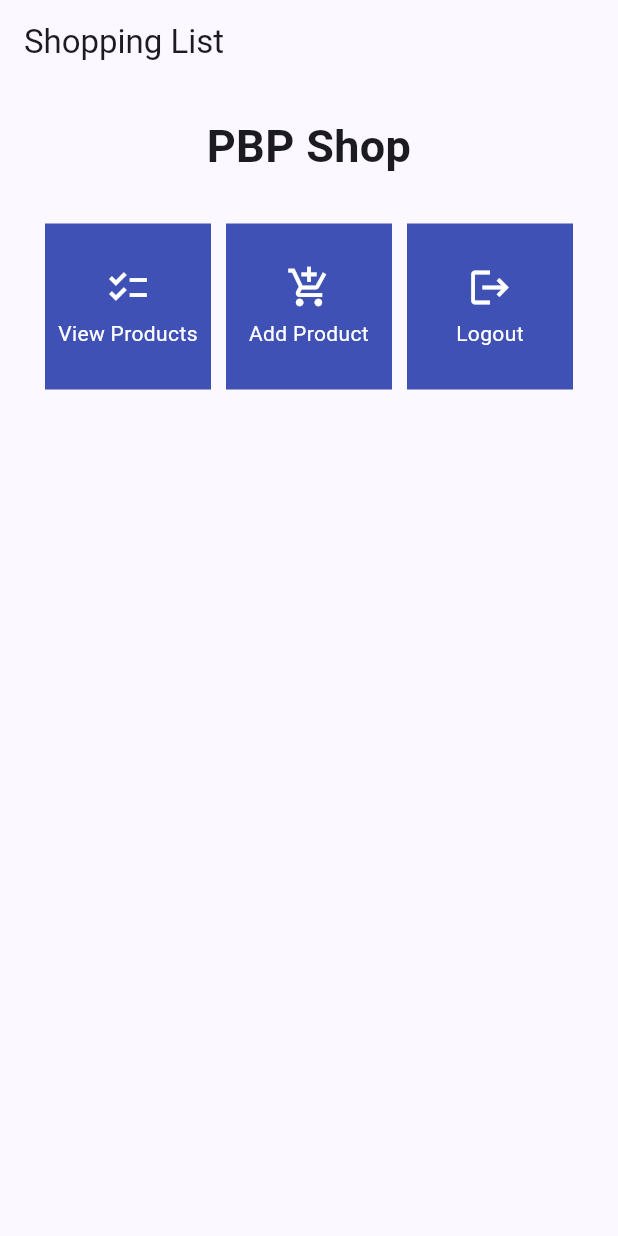
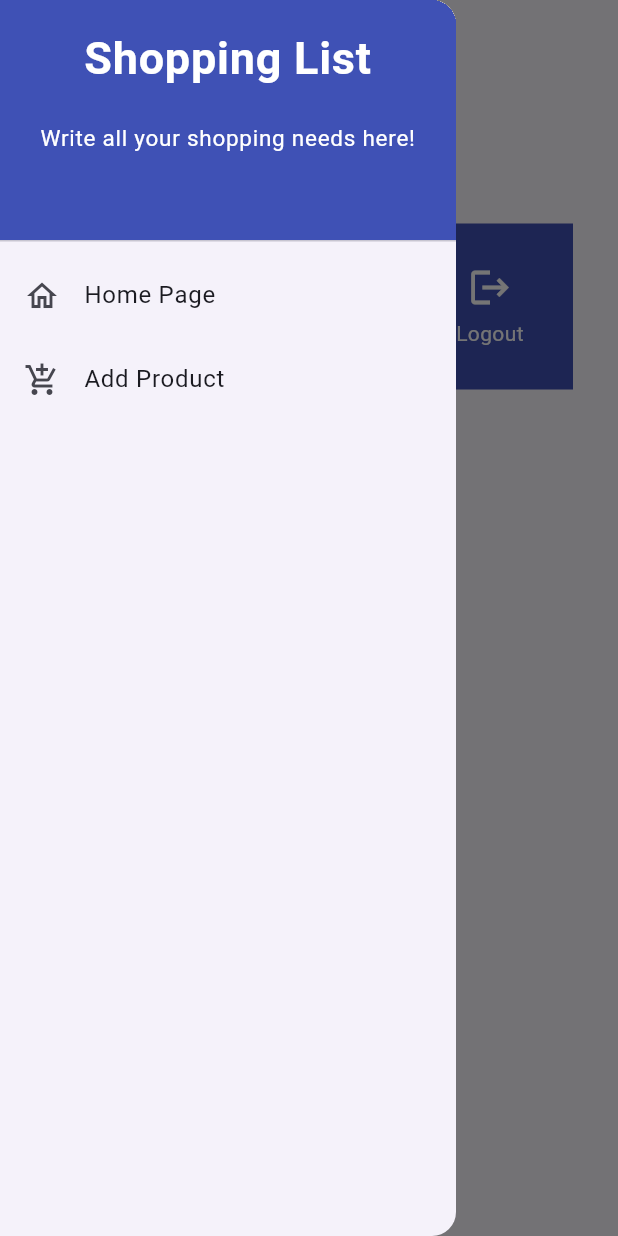
Before and after one commit to Revaldyhfz/shopping_list_mobile, a Flutter app: the screen it shows after launch, with the side drawer open (before the commit the screen has no drawer), on a phone screen of 412 x 824 dp. Run offline on Flutter 3.47's test engine with Material 2 defaults, Android fonts, the phone set to English and light mode, and no system bars.

Commit message:
Tutorial 7

```diff
--- a/lib/main.dart
+++ b/lib/main.dart
@@ -1,5 +1,5 @@
 import 'package:flutter/material.dart';
-import 'package:shopping_list/menu.dart';
+import 'package:shopping_list/screens/menu.dart';
 
 void main() {
   runApp(const MyApp());
--- a/lib/menu.dart
+++ b/lib/screens/menu.dart
@@ -1,4 +1,7 @@
 import 'package:flutter/material.dart';
+import 'package:shopping_list/widgets/left_drawer.dart';
+import 'package:shopping_list/widgets/shop_card.dart';
+
 
 class MyHomePage extends StatelessWidget {
   MyHomePage({Key? key}) : super(key: key);
@@ -26,6 +29,8 @@ class MyHomePage extends StatelessWidget {
       'Shopping List',
     ),
   ),
+  drawer: const LeftDrawer(),
+
   body: SingleChildScrollView(
     // Scrolling wrapper widget
     child: Padding(
@@ -66,55 +71,3 @@ class MyHomePage extends StatelessWidget {
 );
     }
 }
-
-class ShopItem {
-  final String name;
-  final IconData icon;
-
-  ShopItem(this.name, this.icon);
-}
-
-class ShopCard extends StatelessWidget {
-  final ShopItem item;
-
-  const ShopCard(this.item, {Key? key}); // Constructor
-
-  @override
-  Widget build(BuildContext context) {
-    return Material(
-      color: Colors.indigo,
-      child: InkWell(
-        // Responsive touch area
-        onTap: () {
-          // Show a SnackBar when clicked
-          ScaffoldMessenger.of(context)
-            ..hideCurrentSnackBar()
-            ..showSnackBar(SnackBar(
-                content: Text("You pressed the ${item.name} button!")));
-        },
-        child: Container(
-          // Container to hold Icon and Text
-          padding: const EdgeInsets.all(8),
-          child: Center(
-            child: Column(
-              mainAxisAlignment: MainAxisAlignment.center,
-              children: [
-                Icon(
-                  item.icon,
-                  color: Colors.white,
-                  size: 30.0,
-                ),
-                const Padding(padding: EdgeInsets.all(3)),
-                Text(
-                  item.name,
-                  textAlign: TextAlign.center,
-                  style: const TextStyle(color: Colors.white),
-                ),
-              ],
-            ),
-          ),
-        ),
-      ),
-    );
-  }
-}
--- /dev/null
+++ b/lib/widgets/left_drawer.dart
@@ -0,0 +1,73 @@
+import 'package:flutter/material.dart';
+import 'package:shopping_list/screens/menu.dart';
+
+import 'package:shopping_list/screens/shoplist_form.dart';
+class LeftDrawer extends StatelessWidget {
+  const LeftDrawer({super.key});
+
+  @override
+  Widget build(BuildContext context) {
+    return Drawer(
+      child: ListView(
+        children: [
+          const DrawerHeader(
+            decoration: BoxDecoration(
+              color: Colors.indigo,
+            ),
+            child: Column(
+              children: [
+                Text(
+                  'Shopping List',
+                  textAlign: TextAlign.center,
+                  style: TextStyle(
+                    fontSize: 30,
+                    fontWeight: FontWeight.bold,
+                    color: Colors.white,
+                  ),
+                ),
+                Padding(padding: EdgeInsets.all(10)),
+                Text("Write all your shopping needs here!",
+                    textAlign: TextAlign.center,
+                    style: TextStyle(
+                      fontSize: 15,
+                      color: Colors.white,
+                      fontWeight: FontWeight.normal,
+                    )
+
+
+                    ),
+
+
+              ],
+            ),
+          ),
+          ListTile(
+            leading: const Icon(Icons.home_outlined),
+            title: const Text('Home Page'),
+            // redirect to MyHomePage
+            onTap: () {
+              Navigator.pushReplacement(
+                  context,
+                  MaterialPageRoute(
+                    builder: (context) => MyHomePage(),
+                  ));
+            },
+          ),
+          ListTile(
+            leading: const Icon(Icons.add_shopping_cart),
+            title: const Text('Add Product'),
+            // redirect to ShopFormPage
+            onTap: () {
+              Navigator.pushReplacement(
+                  context,
+                  MaterialPageRoute(
+                    builder: (context) => const ShopFormPage(),
+                  ));
+
+            },
+          ),
+        ],
+      ),
+    );
+  }
+}
--- /dev/null
+++ b/lib/widgets/shop_card.dart
@@ -0,0 +1,63 @@
+import 'package:flutter/material.dart';
+import 'package:shopping_list/screens/shoplist_form.dart';
+
+class ShopItem {
+  final String name;
+  final IconData icon;
+
+  ShopItem(this.name, this.icon);
+}
+
+class ShopCard extends StatelessWidget {
+  final ShopItem item;
+
+  const ShopCard(this.item, {Key? key}); // Constructor
+
+  @override
+  Widget build(BuildContext context) {
+    return Material(
+      color: Colors.indigo,
+      child: InkWell(
+        // Responsive touch area
+        onTap: () {
+          // Show a SnackBar when clicked
+          ScaffoldMessenger.of(context)
+            ..hideCurrentSnackBar()
+            ..showSnackBar(SnackBar(
+                content: Text("You pressed the ${item.name} button!")));
+                // Navigate to the appropriate route (depending on the button type)
+          if (item.name == "Add Product") {
+
+            Navigator.push(
+              context,
+              MaterialPageRoute(builder: (context) => const ShopFormPage(),)
+            );
+          }
+
+        },
+        child: Container(
+          // Container to hold Icon and Text
+          padding: const EdgeInsets.all(8),
+          child: Center(
+            child: Column(
+              mainAxisAlignment: MainAxisAlignment.center,
+              children: [
+                Icon(
+                  item.icon,
+                  color: Colors.white,
+                  size: 30.0,
+                ),
+                const Padding(padding: EdgeInsets.all(3)),
+                Text(
+                  item.name,
+                  textAlign: TextAlign.center,
+                  style: const TextStyle(color: Colors.white),
+                ),
+              ],
+            ),
+          ),
+        ),
+      ),
+    );
+  }
+}
```
Also changed, not shown: lib/screens/shoplist_form.dart (added, +163 -0 lines).
